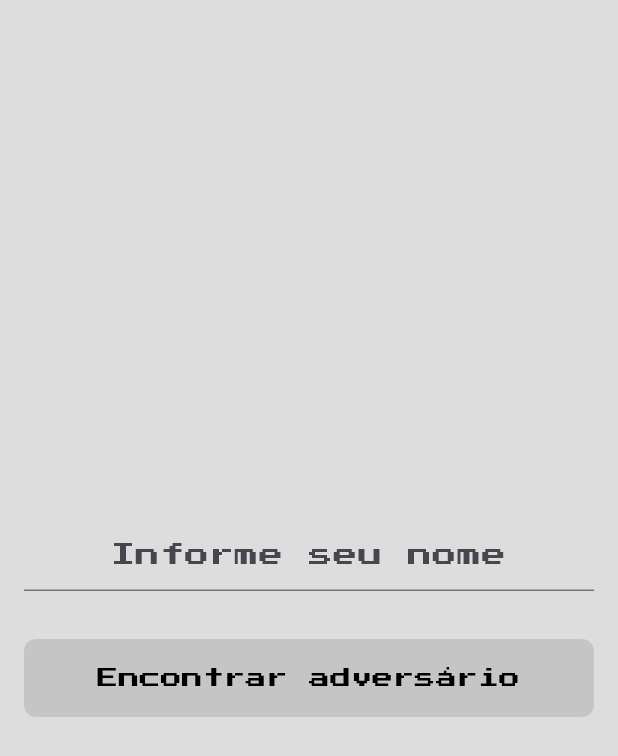
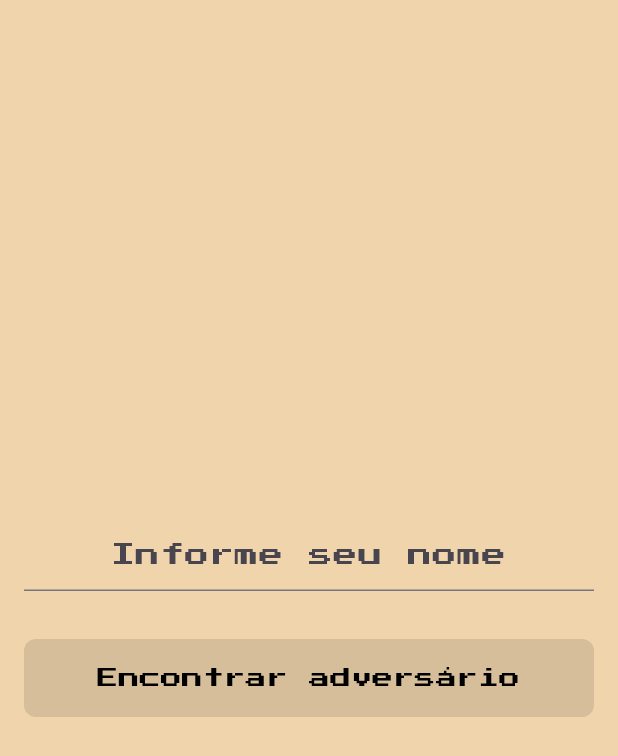
Before and after one commit to anselmoparente/Othello, a Flutter app: the screen it shows after launch, on a phone screen of 412 x 824 dp. Shown: the top 756 px of the screen. Run offline on Flutter 3.47's test engine with Material 3 defaults, Android fonts, the light colour scheme and no system bars; our stand-ins replace bloc, flutter_bloc; missing offline and left inert: network_info_plus.

Commit message:
feat: Updated layout of home page

```diff
--- a/lib/main.dart
+++ b/lib/main.dart
@@ -23,7 +23,7 @@ class MyApp extends StatelessWidget {
         debugShowCheckedModeBanner: false,
         theme: ThemeData(
           useMaterial3: true,
-          scaffoldBackgroundColor: const Color(0xFFDDDDDD),
+          scaffoldBackgroundColor: const Color(0xFFF0D4AB),
           fontFamily: Constants.pressStartFontFamily,
           appBarTheme: const AppBarTheme(
             backgroundColor: Color(0xFFDDDDDD),
--- a/lib/pages/home_page.dart
+++ b/lib/pages/home_page.dart
@@ -59,6 +59,7 @@ class _HomePageState extends State<HomePage> {
         hintText: 'IP',
       ),
     );
+
     final portTextField = TextField(
       controller: _enemyPortInput,
       onChanged: _onInputChange,
@@ -71,11 +72,13 @@ class _HomePageState extends State<HomePage> {
         hintText: 'Porta',
       ),
     );
+
     final playButton = ElevatedButtonWidget(
       onPressed: _isValid ? _connect : null,
       text: 'Jogar',
       loading: _connecting,
     );
+
     return Scaffold(
       body: Center(
         child: SingleChildScrollView(
@@ -85,7 +88,7 @@ class _HomePageState extends State<HomePage> {
               Text('Bem vindo(a), $_userName!'),
               const SizedBox(height: 64.0),
               const Text(
-                'Inicie uma partida conectando-se com um amigo:',
+                'Conecte-se com seu amigo para iniciar a partida:',
                 textAlign: TextAlign.center,
               ),
               const SizedBox(height: 16.0),
--- a/lib/services/client_socket_impl.dart
+++ b/lib/services/client_socket_impl.dart
@@ -78,7 +78,6 @@ class SocketClientImpl implements ClientBase {
 
   @override
   void startGame() {
-    // randomly select who will make the first move
     final enemyStarts = Random().nextInt(2).isEven;
 
     _sendMessage(
```
